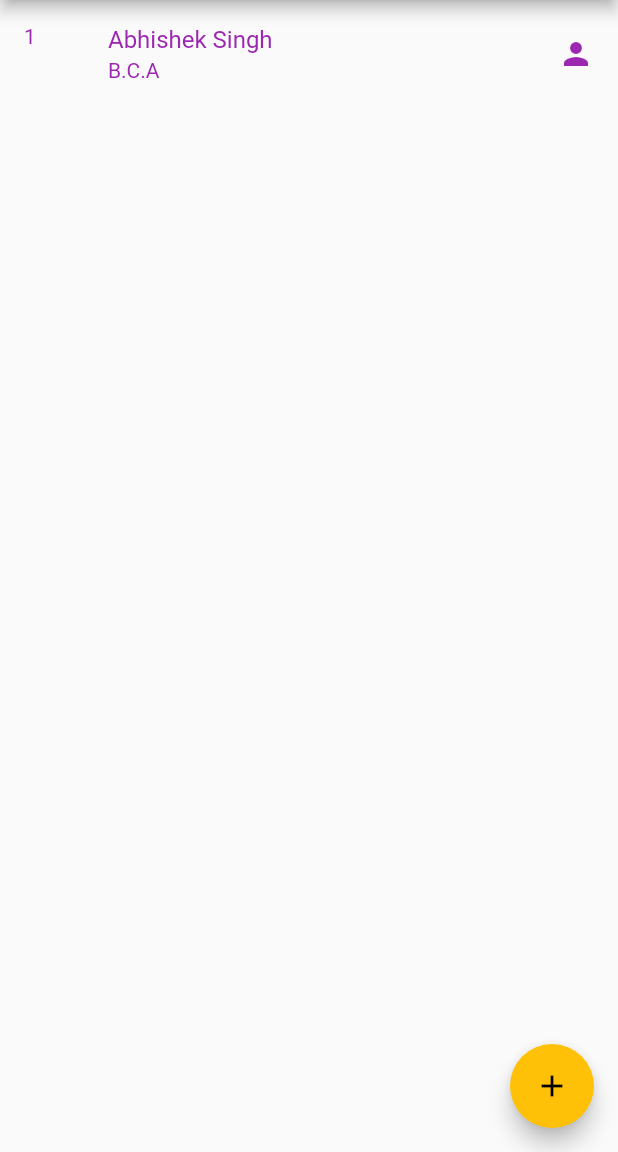
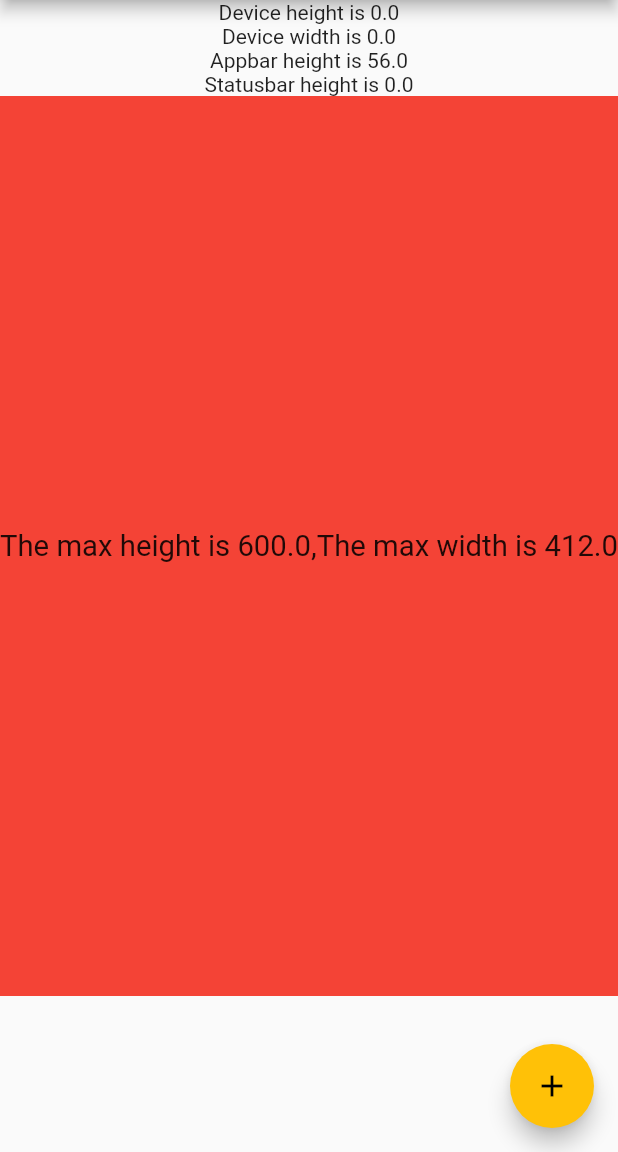
Before and after one commit to abhi2718/FlutterNotes, a Flutter app: the screen it shows after launch, on a phone screen of 412 x 824 dp, the part 84-1236 px from its top. Run offline on Flutter 3.47's test engine with Material 2 defaults, Android fonts, the phone set to English and light mode, and no system bars.

Commit message:
responsive desihn 1.0

```diff
--- a/lib/main.dart
+++ b/lib/main.dart
@@ -1,6 +1,7 @@
 // ignore_for_file: deprecated_member_use
 
 import 'package:flutter/material.dart';
+import 'package:flutter/services.dart';
 import './widgets/screen.widgets/homeScreen.dart';
 import './models/transation.dart';
 import './widgets/components.widgets/addNewTransation.dart';
@@ -11,8 +12,10 @@ import './notes/flexible.dart';
 import './notes/expand.dart';
 import './notes/fittedBox.dart';
 import './notes/listTile.dart';
+import './notes/responsiveDesign/deviceSize.dart';
 
-void main() => runApp(MediaQuery(
+void main() =>{
+   runApp(MediaQuery(
     data: const MediaQueryData(),
     child: MaterialApp(
       home: _App(),
@@ -30,7 +33,8 @@ void main() => runApp(MediaQuery(
             fontFamily: "OpenSans",
             fontSize: 20,
           ))),
-    )));
+    )))
+};
 
 class _App extends StatefulWidget {
   @override
@@ -143,7 +147,8 @@ class _AppState extends State<_App> {
             // MyFlexibleBox(),
             // MyExpand(),
             //MyFittedBox(),
-            MyListTile()
+            //MyListTile(),
+            ResponsiveDesign()
           ],
         ),
       ),
--- /dev/null
+++ b/lib/notes/responsiveDesign/deviceSize.dart
@@ -0,0 +1,31 @@
+import 'package:flutter/material.dart';
+
+class ResponsiveDesign extends StatelessWidget {
+  @override
+  Widget build(BuildContext context) {
+    return Column(children: [
+      Container(
+        child: Text('Device height is ${MediaQuery.of(context).size.height}'),
+      ),
+      Container(
+        child: Text('Device width is ${MediaQuery.of(context).size.width}'),
+      ),
+      Container(
+        child: Text('Appbar height is ${AppBar().preferredSize.height}'),
+      ),
+      Container(
+        child:
+            Text('Statusbar height is ${MediaQuery.of(context).padding.top}'),
+      ),
+      Container(
+        height: 600,
+        child: LayoutBuilder(builder: ((context, constraints) {
+          return Container(
+            color: Colors.red,
+            child: FittedBox(child: Text('The max height is ${constraints.maxHeight},The max width is ${constraints.maxWidth}'),)
+          );
+        })),
+      )
+    ]);
+  }
+}
```
